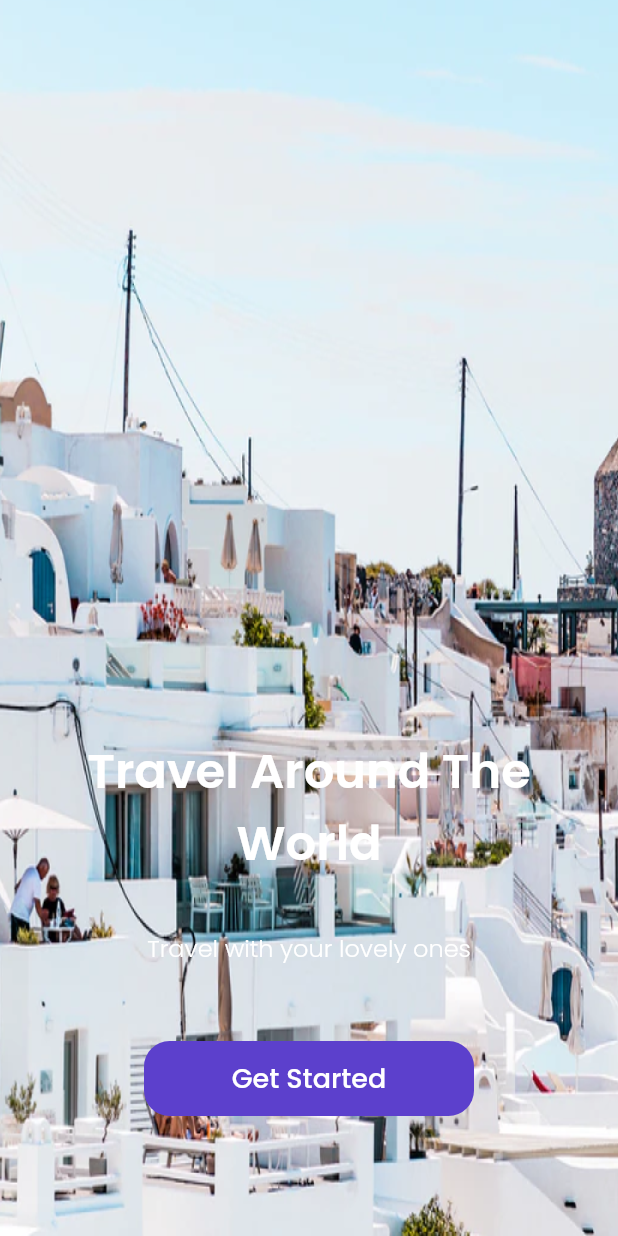
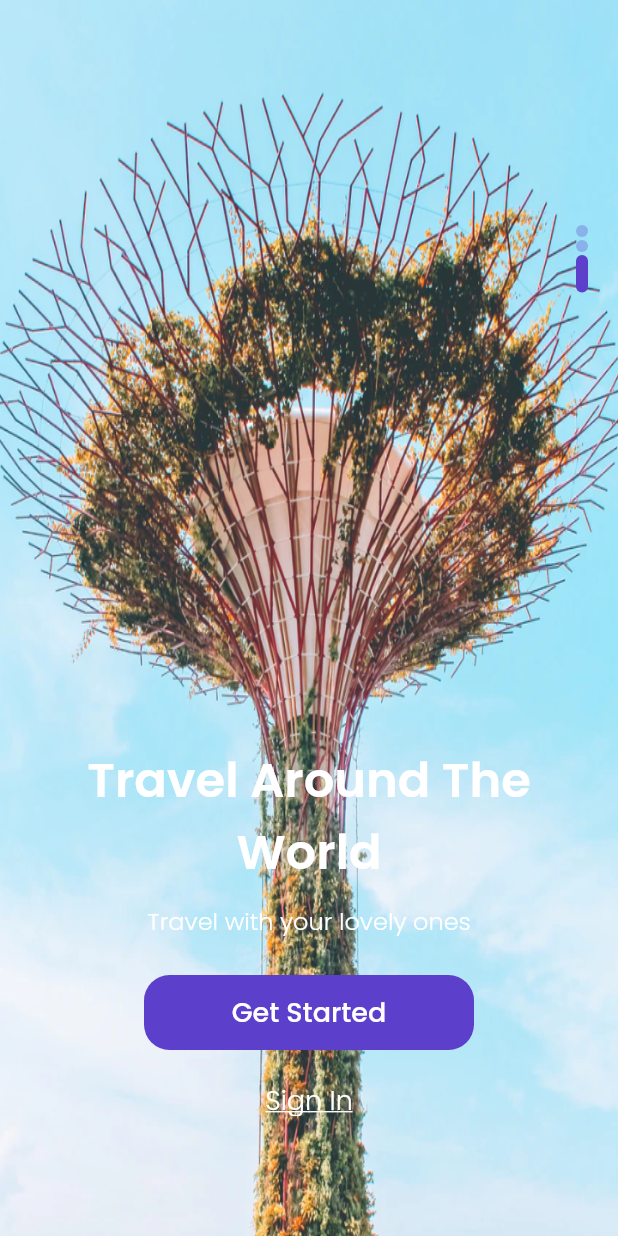
Before and after one commit to iqbaldzlfkr/baletravel_mobile_app, a Flutter app: the screen it shows after launch, scrolled down 1648 dp, on a phone screen of 412 x 824 dp. Run offline on Flutter 3.47's test engine with Material 2 defaults, Android fonts, the phone set to English and light mode, and no system bars; our stand-ins replace google_fonts.

Commit message:
get started scrollable page

```diff
--- a/lib/ui/pages/bonus_page.dart
+++ b/lib/ui/pages/bonus_page.dart
@@ -150,7 +150,7 @@ Widget startButton(context) {
     height: 55,
     margin: const EdgeInsets.only(top: 50,),
     child: CustomFilledButton(
-      tittle: 'Start Fly Now',
+      title: 'Start Fly Now',
       onPressed: () {
         Navigator.pushNamed(context, '/home');
       },
--- a/lib/ui/pages/get_started_page.dart
+++ b/lib/ui/pages/get_started_page.dart
@@ -3,7 +3,6 @@ import 'package:bale_travel/ui/widgets/buttons.dart';
 import 'package:flutter/material.dart';
 
 class GetStartedPage extends StatefulWidget {
-
   const GetStartedPage({super.key});
 
   @override
@@ -14,7 +13,7 @@ class _GetStartedPageState extends State<GetStartedPage> {
   List images = [
     'assets/image_get_started.png',
     'assets/image_destination1.png',
-    'assets/image_destination2.png',
+    'assets/image_destination5.png',
   ];
 
   List title = [
@@ -48,19 +47,39 @@ class _GetStartedPageState extends State<GetStartedPage> {
                   ),
                 ),
               ),
+              Container(
+                margin: const EdgeInsets.only(top: 150, right: 20),
+                child: Align(
+                  alignment: Alignment.topRight,
+                  child: Column(
+                    children: List.generate(3, (indexDots){
+                      return Container(
+                        width: 8,
+                        height: index == indexDots? 25 : 8,
+                        margin: const EdgeInsets.only(bottom: 2),
+                        decoration: BoxDecoration(
+                          borderRadius: BorderRadius.circular(8),
+                          color: index == indexDots? primaryColor : primaryColor.withOpacity(0.3),
+                        ),
+                      );
+                    }),
+                  ),
+                ),
+              ),
               Center(
                 child: Column(
                   mainAxisAlignment: MainAxisAlignment.end,
                   children: [
                     Container(
                       padding: const EdgeInsets.all(24),
-                      child: Text(
+                      child: Column(
+                        children: [
+                          Text(
                             title[index],
                             textAlign: TextAlign.center,
                             style: whiteTextStyle.copyWith(
                               fontSize: 32,
                               fontWeight: semiBold,
-                        ),
                             ),
                           ),
                           const SizedBox(
@@ -74,22 +93,38 @@ class _GetStartedPageState extends State<GetStartedPage> {
                             ),
                             textAlign: TextAlign.center,
                           ),
+                        ],
+                      ),
+                    ),
+                    if (index == 2)
                       Container(
                         margin: const EdgeInsets.only(
-                        top: 50,
                           bottom: 80,
                         ),
-                      child: CustomFilledButton(
+                        child: Column(
+                          children: [
+                            CustomFilledButton(
                               onPressed: () {
                                 Navigator.pushNamed(context, '/sign-up');
                               },
-                        tittle: 'Get Started',
+                              title: 'Get Started',
                               width: 220,
                             ),
+                            const SizedBox(height: 20,),
+                            CustomSignInButton(
+                              title: 'Sign In',
+                              onPressed: () {},
+                            )
+                          ],
+                        ),
+                      ),
+                    if (index != 2)
+                      const SizedBox(
+                        height: 80,
                       ),
                   ],
                 ),
-              )
+              ),
             ],
           );
         },
--- a/lib/ui/pages/sign_up_page.dart
+++ b/lib/ui/pages/sign_up_page.dart
@@ -77,7 +77,7 @@ Widget inputSection(context) {
           height: 30,
         ),
         CustomFilledButton(
-          tittle: 'Sign Up',
+          title: 'Sign Up',
           onPressed: () {
             Navigator.pushNamed(context, '/bonus-page');
           },
@@ -93,7 +93,7 @@ Widget tacSection() {
       top: 50,
     ),
     child: CustomTextButton(
-      tittle: 'Terms and Conditions',
+      title: 'Terms and Conditions',
       onPressed: () {},
     ),
   );
--- a/lib/ui/widgets/buttons.dart
+++ b/lib/ui/widgets/buttons.dart
@@ -3,14 +3,14 @@ import 'package:flutter/material.dart';
 
 class CustomFilledButton extends StatelessWidget {
 
-  final String tittle;
+  final String title;
   final double width;
   final double height;
   final VoidCallback? onPressed;
 
   const CustomFilledButton({
     Key? key,
-    required this.tittle,
+    required this.title,
     this.width = double.infinity,
     this.height = 50,
     this.onPressed,
@@ -30,7 +30,7 @@ class CustomFilledButton extends StatelessWidget {
           ),
         ),
       child: Text(
-        tittle,
+        title,
         style: whiteTextStyle.copyWith(
           fontSize: 18,
           fontWeight: medium,
@@ -43,14 +43,14 @@ class CustomFilledButton extends StatelessWidget {
 
 class CustomTextButton extends StatelessWidget {
 
-  final String tittle;
+  final String title;
   final double width;
   final double height;
   final VoidCallback? onPressed;
 
   const CustomTextButton({
     Key? key,
-    required this.tittle,
+    required this.title,
     this.width = double.infinity,
     this.height = 24,
     this.onPressed,
@@ -67,7 +67,7 @@ class CustomTextButton extends StatelessWidget {
         padding: EdgeInsets.zero,
         ),
         child: Text(
-          tittle,
+          title,
           style: greyTextStyle.copyWith(
           fontSize: 16,
           fontWeight: light,
@@ -78,3 +78,41 @@ class CustomTextButton extends StatelessWidget {
     );
   }
 }
+
+class CustomSignInButton extends StatelessWidget {
+
+  final String title;
+  final double width;
+  final double height;
+  final VoidCallback? onPressed;
+
+  const CustomSignInButton({
+    Key? key,
+    required this.title,
+    this.width = double.infinity,
+    this.height = 24,
+    this.onPressed,
+  }) : super(key: key);
+
+  @override
+  Widget build(BuildContext context) {
+    return SizedBox(
+      width: width,
+      height: height,
+      child: TextButton(
+        onPressed: onPressed,
+        style: TextButton.styleFrom(
+        padding: EdgeInsets.zero,
+        ),
+        child: Text(
+          title,
+          style: whiteTextStyle.copyWith(
+          fontSize: 18,
+          fontWeight: light,
+          decoration: TextDecoration.underline,
+          ),
+        ),
+      ),
+    );
+  }
+}
```
Lines whose indentation alone changed are shown as unchanged.
